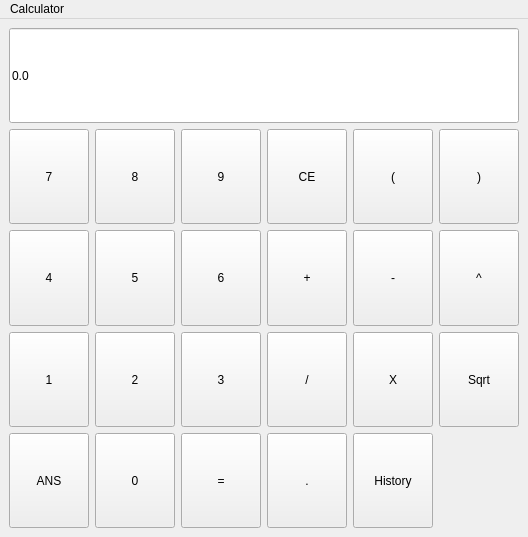
Above: gui/Calculator.ui from FernandoLGL/calculator-qt-cpp before the change. Below: the same form after it.
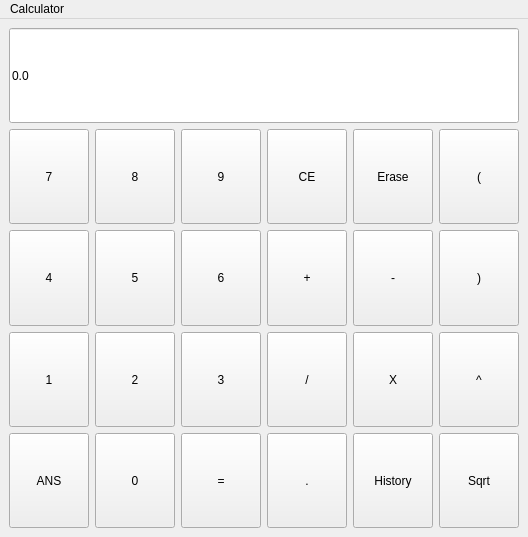
That is the form after the change.

Commit message: checking for last operator and erasing feature

Diff of the .ui file:
```diff
--- a/gui/Calculator.ui
+++ b/gui/Calculator.ui
@@ -6,7 +6,7 @@
    <rect>
     <x>0</x>
     <y>0</y>
-    <width>443</width>
+    <width>528</width>
     <height>537</height>
    </rect>
   </property>
@@ -145,19 +145,6 @@
       </property>
      </widget>
     </item>
-    <item row="3" column="4">
-     <widget class="QPushButton" name="pushButton_openParen">
-      <property name="sizePolicy">
-       <sizepolicy hsizetype="Minimum" vsizetype="Preferred">
-        <horstretch>0</horstretch>
-        <verstretch>0</verstretch>
-       </sizepolicy>
-      </property>
-      <property name="text">
-       <string>(</string>
-      </property>
-     </widget>
-    </item>
     <item row="6" column="1">
      <widget class="QPushButton" name="pushButton_2">
       <property name="sizePolicy">
@@ -262,19 +249,6 @@
       </property>
      </widget>
     </item>
-    <item row="3" column="5">
-     <widget class="QPushButton" name="pushButton_closeParen">
-      <property name="sizePolicy">
-       <sizepolicy hsizetype="Minimum" vsizetype="Preferred">
-        <horstretch>0</horstretch>
-        <verstretch>0</verstretch>
-       </sizepolicy>
-      </property>
-      <property name="text">
-       <string>)</string>
-      </property>
-     </widget>
-    </item>
     <item row="0" column="0" colspan="6">
      <widget class="QLineEdit" name="resultado">
       <property name="sizePolicy">
@@ -288,32 +262,6 @@
       </property>
      </widget>
     </item>
-    <item row="4" column="5">
-     <widget class="QPushButton" name="pushButton_power">
-      <property name="sizePolicy">
-       <sizepolicy hsizetype="Minimum" vsizetype="Preferred">
-        <horstretch>0</horstretch>
-        <verstretch>0</verstretch>
-       </sizepolicy>
-      </property>
-      <property name="text">
-       <string>^</string>
-      </property>
-     </widget>
-    </item>
-    <item row="6" column="5">
-     <widget class="QPushButton" name="pushButton_sqrt">
-      <property name="sizePolicy">
-       <sizepolicy hsizetype="Minimum" vsizetype="Preferred">
-        <horstretch>0</horstretch>
-        <verstretch>0</verstretch>
-       </sizepolicy>
-      </property>
-      <property name="text">
-       <string>Sqrt</string>
-      </property>
-     </widget>
-    </item>
     <item row="7" column="2">
      <widget class="QPushButton" name="pushButton_igual">
       <property name="sizePolicy">
@@ -327,6 +275,71 @@
       </property>
      </widget>
     </item>
+    <item row="7" column="5">
+     <widget class="QPushButton" name="pushButton_sqrt">
+      <property name="sizePolicy">
+       <sizepolicy hsizetype="Minimum" vsizetype="Preferred">
+        <horstretch>0</horstretch>
+        <verstretch>0</verstretch>
+       </sizepolicy>
+      </property>
+      <property name="text">
+       <string>Sqrt</string>
+      </property>
+     </widget>
+    </item>
+    <item row="6" column="5">
+     <widget class="QPushButton" name="pushButton_power">
+      <property name="sizePolicy">
+       <sizepolicy hsizetype="Minimum" vsizetype="Preferred">
+        <horstretch>0</horstretch>
+        <verstretch>0</verstretch>
+       </sizepolicy>
+      </property>
+      <property name="text">
+       <string>^</string>
+      </property>
+     </widget>
+    </item>
+    <item row="4" column="5">
+     <widget class="QPushButton" name="pushButton_closeParen">
+      <property name="sizePolicy">
+       <sizepolicy hsizetype="Minimum" vsizetype="Preferred">
+        <horstretch>0</horstretch>
+        <verstretch>0</verstretch>
+       </sizepolicy>
+      </property>
+      <property name="text">
+       <string>)</string>
+      </property>
+     </widget>
+    </item>
+    <item row="3" column="5">
+     <widget class="QPushButton" name="pushButton_openParen">
+      <property name="sizePolicy">
+       <sizepolicy hsizetype="Minimum" vsizetype="Preferred">
+        <horstretch>0</horstretch>
+        <verstretch>0</verstretch>
+       </sizepolicy>
+      </property>
+      <property name="text">
+       <string>(</string>
+      </property>
+     </widget>
+    </item>
+    <item row="3" column="4">
+     <widget class="QPushButton" name="pushButton_erase">
+      <property name="sizePolicy">
+       <sizepolicy hsizetype="Minimum" vsizetype="Preferred">
+        <horstretch>0</horstretch>
+        <verstretch>0</verstretch>
+       </sizepolicy>
+      </property>
+      <property name="text">
+       <string>Erase</string>
+      </property>
+     </widget>
+    </item>
    </layout>
   </widget>
   <widget class="QMenuBar" name="menubar">
```
Left out of the diff: 2 changed lines with no effect on the pictures. The commit also changes 2 other files.
